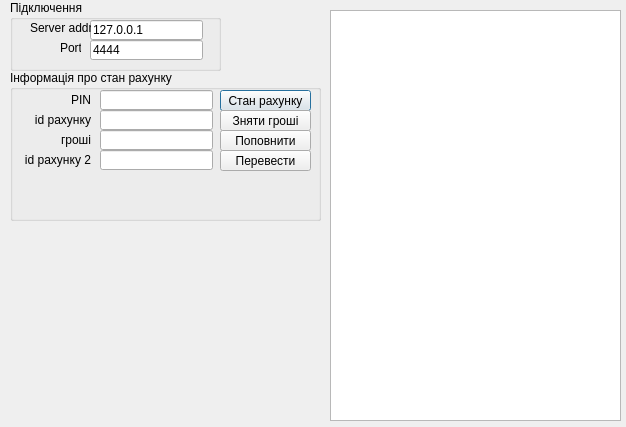
Qt form myClient/client.ui (mykolasopushynskyi/Kursec) before a commit.
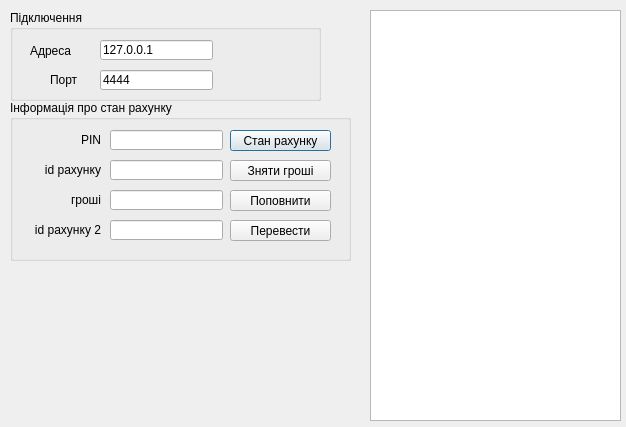
The same form after that commit.

```diff
--- a/myClient/client.ui
+++ b/myClient/client.ui
@@ -17,9 +17,9 @@
    <property name="geometry">
     <rect>
      <x>10</x>
-     <y>0</y>
-     <width>211</width>
-     <height>71</height>
+     <y>10</y>
+     <width>311</width>
+     <height>91</height>
     </rect>
    </property>
    <property name="title">
@@ -28,8 +28,8 @@
    <widget class="QLineEdit" name="addr">
     <property name="geometry">
      <rect>
-      <x>80</x>
-      <y>20</y>
+      <x>90</x>
+      <y>30</y>
       <width>113</width>
       <height>20</height>
      </rect>
@@ -42,33 +42,33 @@
     <property name="geometry">
      <rect>
       <x>20</x>
-      <y>20</y>
+      <y>30</y>
       <width>61</width>
-      <height>16</height>
+      <height>21</height>
      </rect>
     </property>
     <property name="text">
-     <string>Server addr</string>
+     <string>Адреса</string>
     </property>
    </widget>
    <widget class="QLabel" name="label_2">
     <property name="geometry">
      <rect>
-      <x>50</x>
-      <y>40</y>
-      <width>21</width>
-      <height>16</height>
+      <x>40</x>
+      <y>60</y>
+      <width>41</width>
+      <height>20</height>
      </rect>
     </property>
     <property name="text">
-     <string>Port</string>
+     <string>Порт</string>
     </property>
    </widget>
    <widget class="QLineEdit" name="port">
     <property name="geometry">
      <rect>
-      <x>80</x>
-      <y>40</y>
+      <x>90</x>
+      <y>60</y>
       <width>113</width>
       <height>20</height>
      </rect>
@@ -85,9 +85,9 @@
    <property name="geometry">
     <rect>
      <x>10</x>
-     <y>70</y>
-     <width>311</width>
-     <height>151</height>
+     <y>100</y>
+     <width>341</width>
+     <height>161</height>
     </rect>
    </property>
    <property name="title">
@@ -96,9 +96,9 @@
    <widget class="QPushButton" name="pushButton_3">
     <property name="geometry">
      <rect>
-      <x>210</x>
-      <y>20</y>
-      <width>91</width>
+      <x>220</x>
+      <y>30</y>
+      <width>101</width>
       <height>21</height>
      </rect>
     </property>
@@ -109,8 +109,8 @@
    <widget class="QLineEdit" name="edtPIN">
     <property name="geometry">
      <rect>
-      <x>90</x>
-      <y>20</y>
+      <x>100</x>
+      <y>30</y>
       <width>113</width>
       <height>20</height>
      </rect>
@@ -120,8 +120,8 @@
     <property name="geometry">
      <rect>
       <x>20</x>
-      <y>20</y>
-      <width>61</width>
+      <y>30</y>
+      <width>71</width>
       <height>20</height>
      </rect>
     </property>
@@ -139,8 +139,8 @@
     <property name="geometry">
      <rect>
       <x>20</x>
-      <y>60</y>
-      <width>61</width>
+      <y>90</y>
+      <width>71</width>
       <height>20</height>
      </rect>
     </property>
@@ -157,8 +157,8 @@
    <widget class="QLineEdit" name="moneyValue">
     <property name="geometry">
      <rect>
-      <x>90</x>
-      <y>60</y>
+      <x>100</x>
+      <y>90</y>
       <width>113</width>
       <height>20</height>
      </rect>
@@ -167,8 +167,8 @@
    <widget class="QLineEdit" name="accountId">
     <property name="geometry">
      <rect>
-      <x>90</x>
-      <y>40</y>
+      <x>100</x>
+      <y>60</y>
       <width>113</width>
       <height>20</height>
      </rect>
@@ -178,8 +178,8 @@
     <property name="geometry">
      <rect>
       <x>20</x>
-      <y>40</y>
-      <width>61</width>
+      <y>60</y>
+      <width>71</width>
       <height>20</height>
      </rect>
     </property>
@@ -196,9 +196,9 @@
    <widget class="QPushButton" name="pushButton_4">
     <property name="geometry">
      <rect>
-      <x>210</x>
-      <y>40</y>
-      <width>91</width>
+      <x>220</x>
+      <y>60</y>
+      <width>101</width>
       <height>21</height>
      </rect>
     </property>
@@ -209,9 +209,9 @@
    <widget class="QPushButton" name="pushButton_5">
     <property name="geometry">
      <rect>
-      <x>210</x>
-      <y>60</y>
-      <width>91</width>
+      <x>220</x>
+      <y>90</y>
+      <width>101</width>
       <height>21</height>
      </rect>
     </property>
@@ -222,9 +222,9 @@
    <widget class="QLabel" name="label_8">
     <property name="geometry">
      <rect>
-      <x>10</x>
-      <y>80</y>
-      <width>71</width>
+      <x>0</x>
+      <y>120</y>
+      <width>91</width>
       <height>20</height>
      </rect>
     </property>
@@ -241,8 +241,8 @@
    <widget class="QLineEdit" name="accountId2">
     <property name="geometry">
      <rect>
-      <x>90</x>
-      <y>80</y>
+      <x>100</x>
+      <y>120</y>
       <width>113</width>
       <height>20</height>
      </rect>
@@ -251,9 +251,9 @@
    <widget class="QPushButton" name="pushButton_6">
     <property name="geometry">
      <rect>
-      <x>210</x>
-      <y>80</y>
-      <width>91</width>
+      <x>220</x>
+      <y>120</y>
+      <width>101</width>
       <height>21</height>
      </rect>
     </property>
@@ -265,9 +265,9 @@
   <widget class="QTextEdit" name="message">
    <property name="geometry">
     <rect>
-     <x>330</x>
+     <x>370</x>
      <y>10</y>
-     <width>291</width>
+     <width>251</width>
      <height>411</height>
     </rect>
    </property>
```
